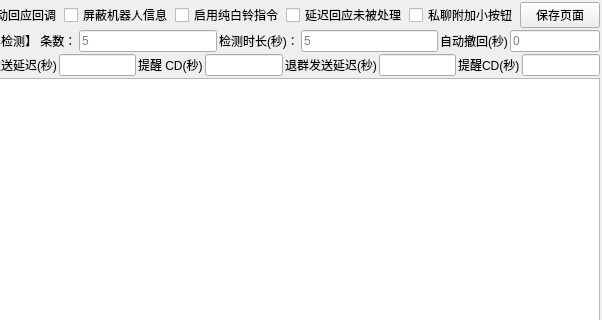
Qt form ai/qunguan.ui (qiancao1/chun_bai_ling) before a commit; both pictures show x 154 to 756 and y 0 to 320 of the 756 by 484 pixel window.
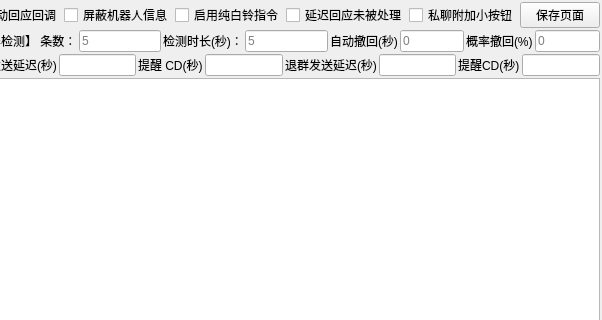
The same form after that commit.

Patch:
```diff
--- a/ai/qunguan.ui
+++ b/ai/qunguan.ui
@@ -164,7 +164,30 @@
           </size>
          </property>
          <property name="toolTip">
-          <string>机器人发出去的消息多少秒后自动撤回（0=不撤，上限110秒）。按群生效：群里发「开自动撤回」后才撤。</string>
+          <string>机器人发出去的消息多少秒后自动撤回（0=不撤，上限110秒）。按群生效：群设了撤回挡位以群为准，群没设置就按右边「概率撤回(%)」随机撤。</string>
+         </property>
+         <property name="placeholderText">
+          <string>0</string>
+         </property>
+        </widget>
+       </item>
+       <item>
+        <widget class="QLabel" name="label_8">
+         <property name="text">
+          <string>概率撤回(%)</string>
+         </property>
+        </widget>
+       </item>
+       <item>
+        <widget class="QLineEdit" name="lineEdit_6">
+         <property name="maximumSize">
+          <size>
+           <width>90</width>
+           <height>16777215</height>
+          </size>
+         </property>
+         <property name="toolTip">
+          <string>0=不撤，100=全部撤回。群没单独设置撤回挡位时按这个百分比随机撤（群设了挡位则以群为准）。</string>
          </property>
          <property name="placeholderText">
           <string>0</string>
```
